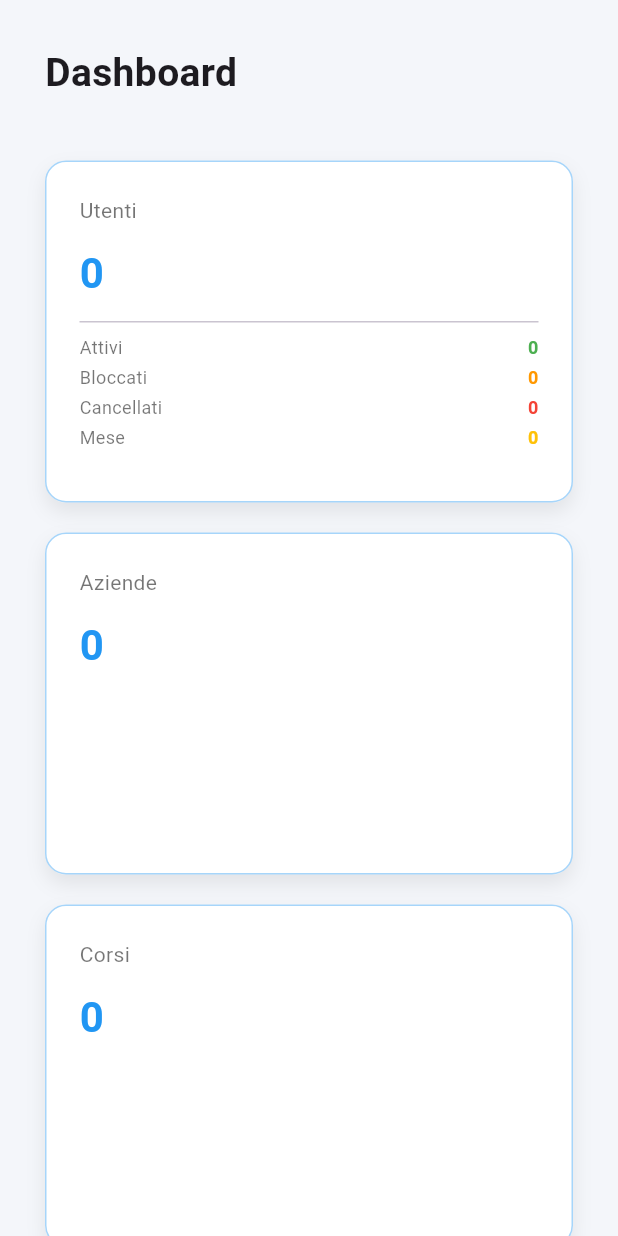
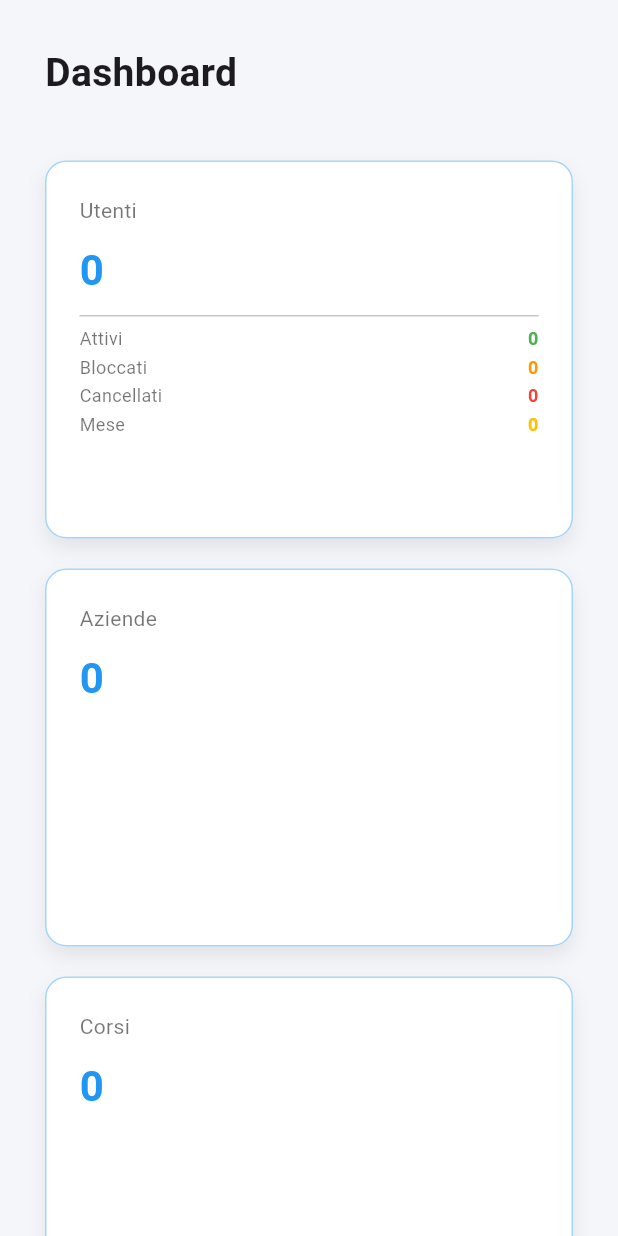
Before and after one commit to Marcellodinapoli/backoffice, a Flutter app: the BkDashboardPage screen opened directly, on a phone screen of 412 x 824 dp. Run offline on Flutter 3.47's test engine with Material 3 defaults, Android fonts, the phone set to English and light mode, and no system bars; our stand-ins replace cloud_firestore, file_picker, firebase_auth, firebase_core, firebase_storage, flutter_markdown and 1 more; missing offline and left inert: dart:html, excel; accounts and stored records are empty.

Commit message:
Fix overflow testo card dashboard

```diff
--- a/lib/backoffice/pages/bk_dashboard_page.dart
+++ b/lib/backoffice/pages/bk_dashboard_page.dart
@@ -213,7 +213,7 @@ class BkDashboardPage extends StatelessWidget {
                       crossAxisCount: crossAxisCount,
                       crossAxisSpacing: 20,
                       mainAxisSpacing: 20,
-                      mainAxisExtent: 228,
+                      mainAxisExtent: 252,
                     ),
                     itemBuilder: (context, index) {
                       final card = cards[index];
@@ -272,8 +272,10 @@ class _DashboardCard extends StatelessWidget {
 
   @override
   Widget build(BuildContext context) {
-    return Container(
+    return SizedBox.expand(
+      child: Container(
         padding: const EdgeInsets.all(22),
+        clipBehavior: Clip.antiAlias,
         decoration: BoxDecoration(
           color: Colors.white,
           borderRadius: BorderRadius.circular(14),
@@ -293,7 +295,7 @@ class _DashboardCard extends StatelessWidget {
               title,
               style: const TextStyle(fontSize: 14, color: Colors.black54),
             ),
-          const SizedBox(height: 12),
+            const SizedBox(height: 10),
             Text(
               value,
               style: TextStyle(
@@ -303,14 +305,14 @@ class _DashboardCard extends StatelessWidget {
               ),
             ),
             if (details != null && details!.isNotEmpty) ...[
-            const SizedBox(height: 12),
+              const SizedBox(height: 10),
               const Divider(height: 1),
-            const SizedBox(height: 8),
+              const SizedBox(height: 6),
               Expanded(
                 child: Column(
                   children: details!.map(
                     (d) => Padding(
-                    padding: const EdgeInsets.only(bottom: 3),
+                      padding: const EdgeInsets.only(bottom: 2),
                       child: Row(
                         mainAxisAlignment: MainAxisAlignment.spaceBetween,
                         children: [
@@ -338,6 +340,7 @@ class _DashboardCard extends StatelessWidget {
             ],
           ],
         ),
+      ),
     );
   }
 }
```
Lines whose indentation alone changed are shown as unchanged.
